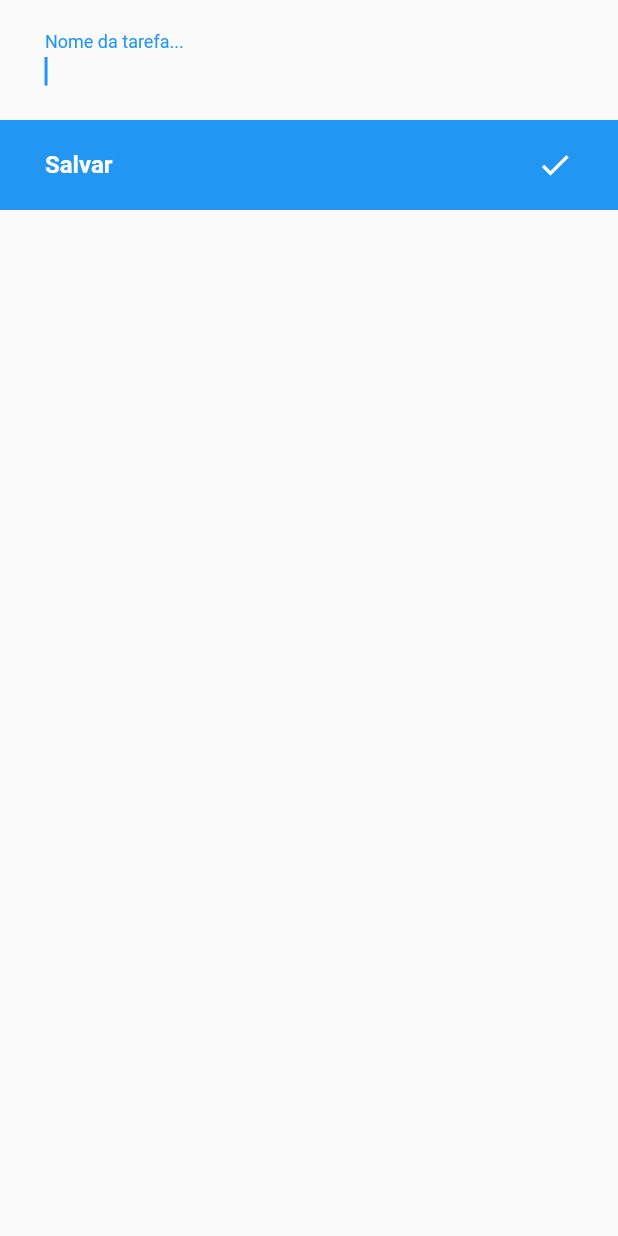
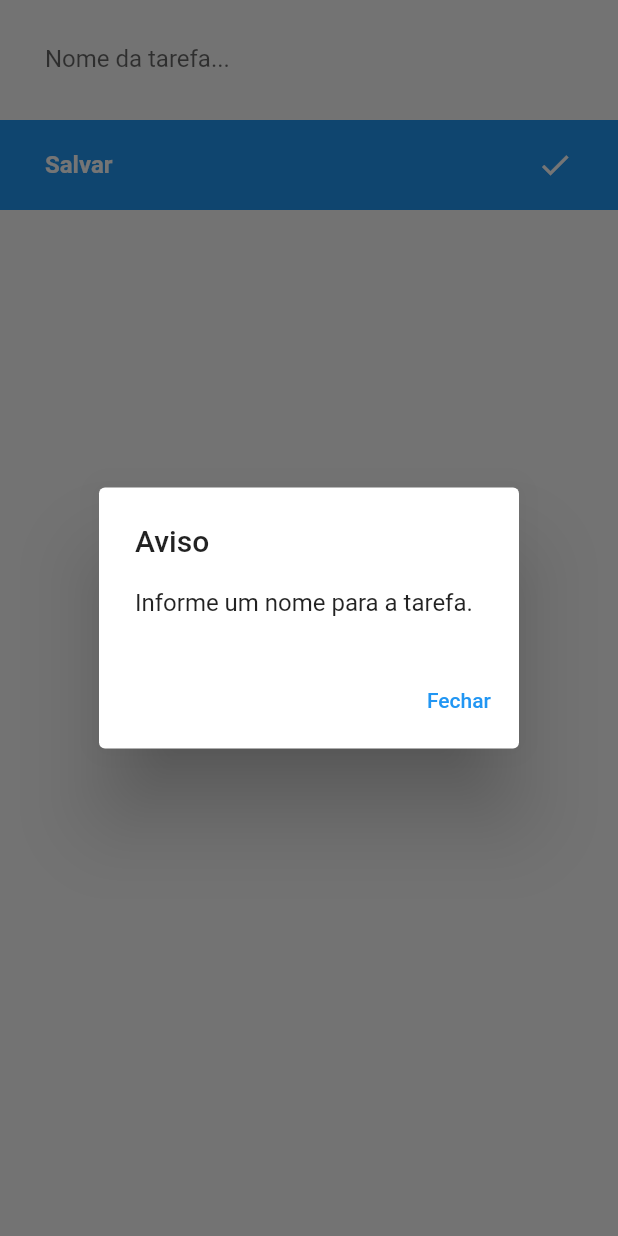
Before and after one commit to jpssantiago/task-app, a Flutter app: the AddTask widget shown alone on an empty page, opened directly, after a tap on "Salvar", on a phone screen of 412 x 824 dp. Run offline on Flutter 3.47's test engine with Material 2 defaults, Android fonts, the phone set to English and light mode, and no system bars.

Commit message:
Added dialog to show warning message if user does not enter a name for the task.

```diff
--- a/lib/modals/add_task/widgets/add_task.dart
+++ b/lib/modals/add_task/widgets/add_task.dart
@@ -6,6 +6,7 @@ import 'package:task_app/modals/add_task/widgets/text_field_container.dart';
 
 import 'package:task_app/models/task.dart';
 import 'package:task_app/providers/task_provider.dart';
+import 'package:task_app/widgets/alert_dialog.dart';
 import 'package:task_app/widgets/snack_bar.dart';
 
 class AddTask extends StatelessWidget {
@@ -16,6 +17,10 @@ class AddTask extends StatelessWidget {
     void addTask() {
       String text = _controller.text;
       if (text == null || text == '') {
+        showDialogMessage(
+          context: context,
+          message: 'Informe um nome para a tarefa.',
+        );
         return;
       }
 
--- /dev/null
+++ b/lib/widgets/alert_dialog.dart
@@ -0,0 +1,23 @@
+import 'package:flutter/material.dart';
+
+void showDialogMessage({BuildContext context, String message, String title}) {
+  Widget okButton = TextButton(
+    child: Text("Fechar"),
+    onPressed: () => Navigator.of(context).pop(),
+  );
+
+  AlertDialog alert = AlertDialog(
+    title: Text(title ?? "Aviso"),
+    content: Text(message),
+    actions: [
+      okButton,
+    ],
+  );
+
+  showDialog(
+    context: context,
+    builder: (BuildContext context) {
+      return alert;
+    },
+  );
+}
```
